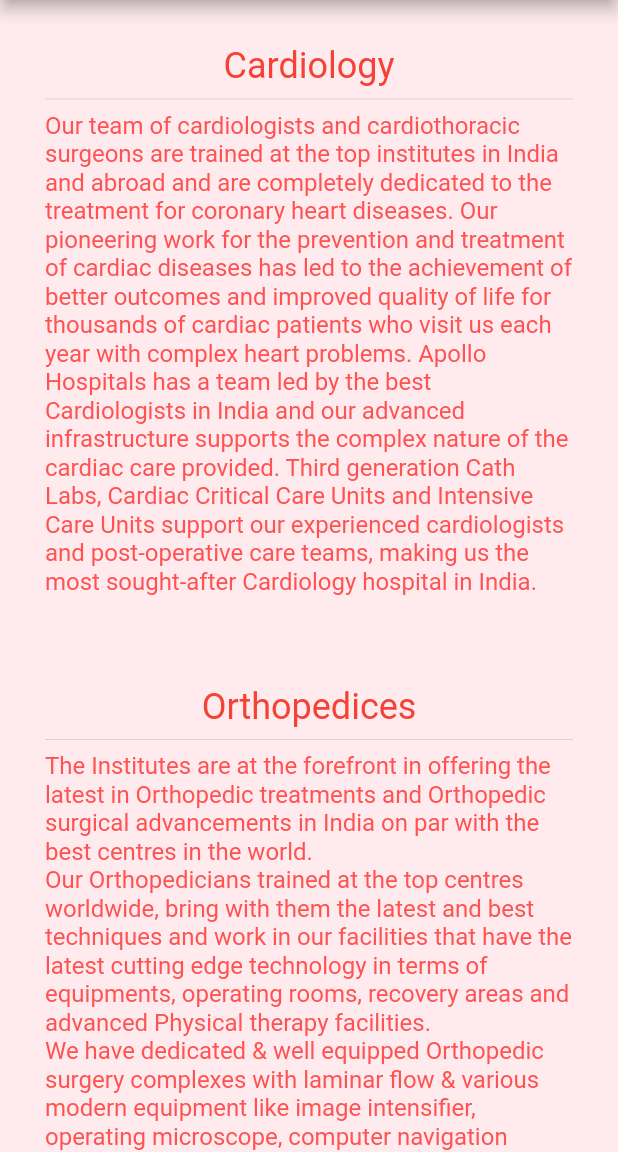
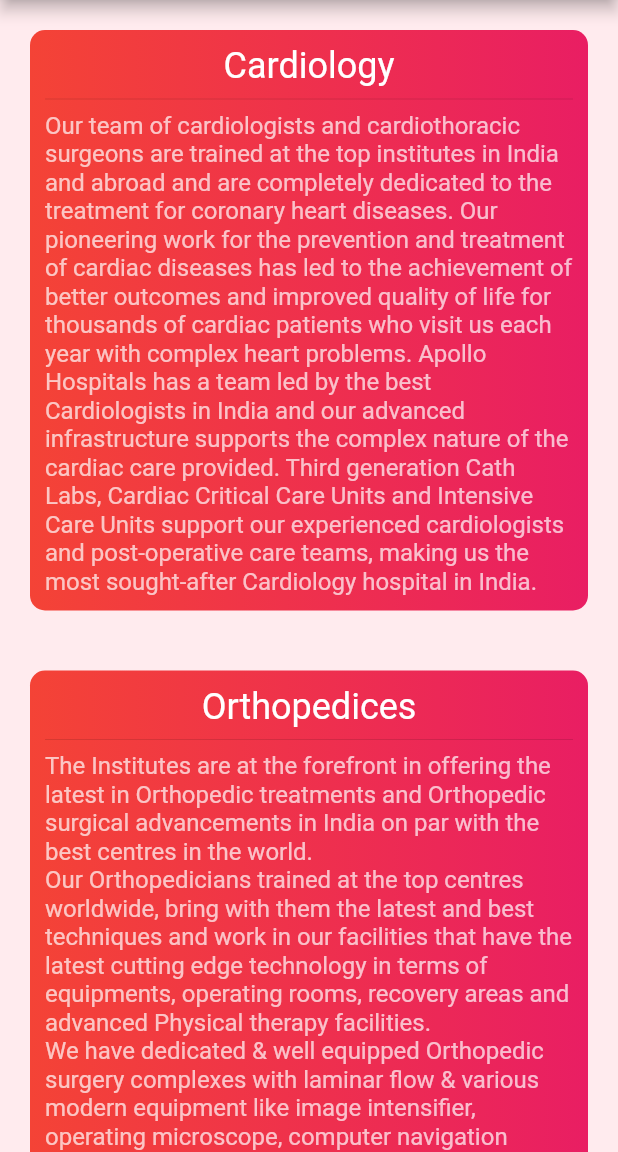
Before and after one commit to samrat19/Flutter_API_fetch, a Flutter app: the Department screen opened directly, on a phone screen of 412 x 824 dp, the part 84-1236 px from its top. Run offline on Flutter 3.47's test engine with Material 2 defaults, Android fonts, the phone set to English and light mode, and no system bars; our stand-ins replace firebase_core, firebase_database; accounts and stored records are empty; network calls fail.

Commit message:
department drawerview ui updated

```diff
--- a/lib/customWidgets/department.dart
+++ b/lib/customWidgets/department.dart
@@ -10,19 +10,23 @@
   @override
   Widget build(BuildContext context) {
 
-//    double _height = MediaQuery.of(context).size.height * 0.8;
-
     return Container(
       margin: EdgeInsets.all(20.0),
       padding: EdgeInsets.all(10.0),
-//      height: _height,
+      decoration: BoxDecoration(
+        color: Colors.red,
+        gradient: LinearGradient(
+          colors: [Colors.red, Colors.pink],
+        ),
+        borderRadius: BorderRadius.circular(10.0)
+      ),
       child: Column(
         children: <Widget>[
           Text(
             _title,
             textAlign: TextAlign.center,
             style: TextStyle(
-              color: Colors.red,
+              color: Colors.white,
               fontSize: 24.0,
             ),
           ),
@@ -32,7 +36,7 @@
             softWrap: true,
             textAlign: TextAlign.start,
             style: TextStyle(
-              color: Colors.redAccent,
+              color: Colors.white70,
               fontSize: 16.0,
             ),
           ),
--- a/lib/drawer_directory/hospitality.dart
+++ b/lib/drawer_directory/hospitality.dart
@@ -68,7 +68,7 @@
     return Text(
       string,
       style: TextStyle(
-        color: Colors.red[900],
+        color: Colors.red[700],
         fontWeight: FontWeight.bold,
         fontSize: 20.0,
       ),
```
